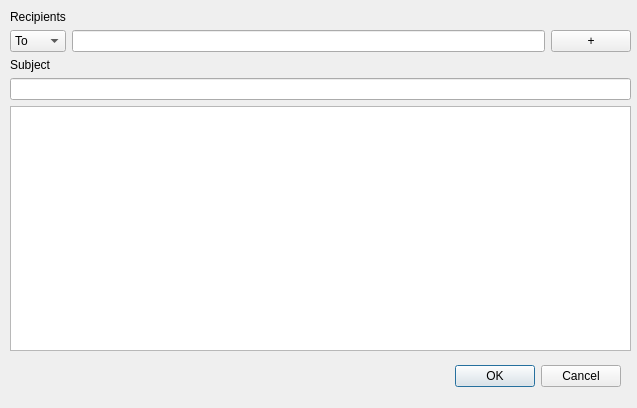
Before: the Qt Designer form emaildialog.ui in mfischbo/crytext, drawn with Qt 5.
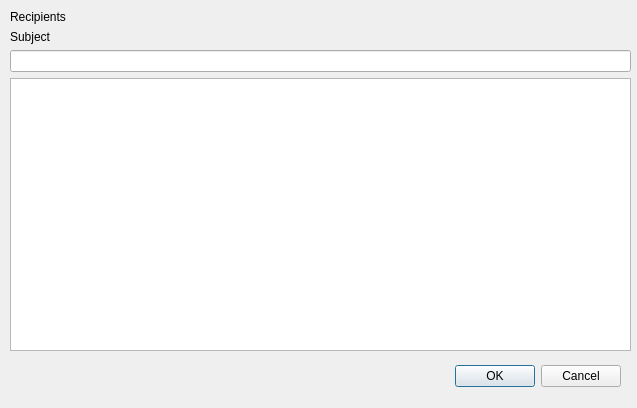
After: the same form once the commit is applied.

```diff
--- a/emaildialog.ui
+++ b/emaildialog.ui
@@ -47,37 +47,7 @@
      </widget>
     </item>
     <item>
-     <layout class="QHBoxLayout" name="rcpt_Widget">
-      <item>
-       <widget class="QComboBox" name="cb_RecipientType">
-        <item>
-         <property name="text">
-          <string>To</string>
-         </property>
-        </item>
-        <item>
-         <property name="text">
-          <string>CC</string>
-         </property>
-        </item>
-        <item>
-         <property name="text">
-          <string>BCC</string>
-         </property>
-        </item>
-       </widget>
-      </item>
-      <item>
-       <widget class="QLineEdit" name="le_Address"/>
-      </item>
-      <item>
-       <widget class="QPushButton" name="btn_AddRecipient">
-        <property name="text">
-         <string>+</string>
-        </property>
-       </widget>
-      </item>
-     </layout>
+     <layout class="QVBoxLayout" name="rcpt_Layout"/>
     </item>
     <item>
      <widget class="QLabel" name="lb_Subject">
```
